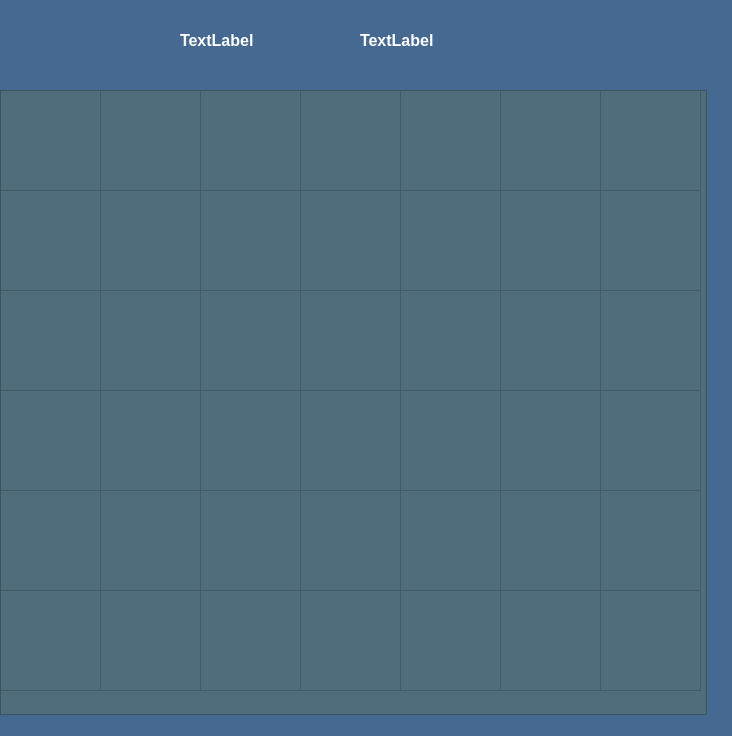
shaahinfaezi/WorkShopProject, file WorkShopProject/calendar.ui: the form before one commit.
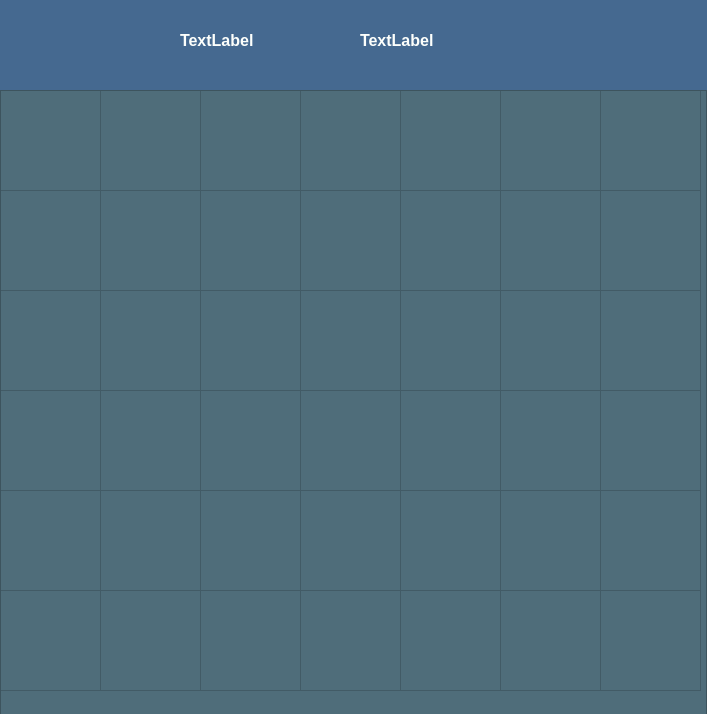
The form after the commit.

```diff
--- a/WorkShopProject/calendar.ui
+++ b/WorkShopProject/calendar.ui
@@ -6,8 +6,8 @@
    <rect>
     <x>0</x>
     <y>0</y>
-    <width>732</width>
-    <height>736</height>
+    <width>707</width>
+    <height>714</height>
    </rect>
   </property>
   <property name="sizePolicy">
@@ -18,14 +18,14 @@
   </property>
   <property name="minimumSize">
    <size>
-    <width>0</width>
-    <height>0</height>
+    <width>700</width>
+    <height>700</height>
    </size>
   </property>
   <property name="maximumSize">
    <size>
-    <width>16777215</width>
-    <height>16777215</height>
+    <width>800</width>
+    <height>800</height>
    </size>
   </property>
   <property name="sizeIncrement">
@@ -141,7 +141,7 @@
     </font>
    </property>
    <property name="styleSheet">
-    <string notr="true">color:rgb(255, 255, 255);</string>
+    <string notr="true">color:rgb(253, 255, 252);</string>
    </property>
    <property name="text">
     <string>TextLabel</string>
@@ -272,7 +272,7 @@
     </font>
    </property>
    <property name="styleSheet">
-    <string notr="true">color:rgb(255, 255, 255);</string>
+    <string notr="true">color:rgb(253, 255, 252);</string>
    </property>
    <property name="text">
     <string>TextLabel</string>
```
